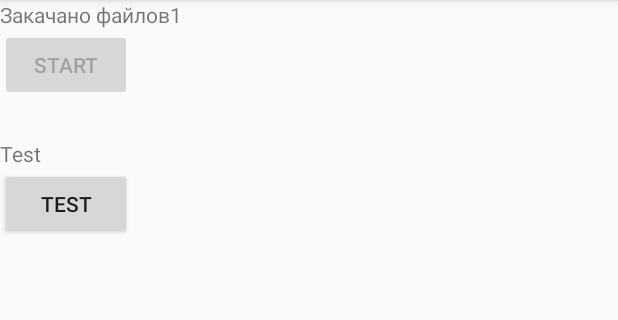
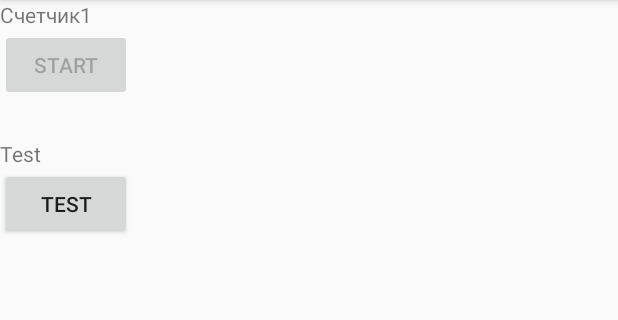
Before and after one commit to SergeyBotl/AndroidCoreHW_TWO, an Android app: the SecondActivity screen opened directly, with no data from a screen before it, after a tap on "START", on a phone screen of 412 x 824 dp, the part 84-404 px from its top. Run offline under Robolectric (Android 15) with nearby library versions, the light colour scheme and no system bars.

Commit message:
lesson13

```diff
--- a/lesson13_AsyncTask/app/src/main/java/com/example/sergey/lesson13_asynctask/SecondActivity.java
+++ b/lesson13_AsyncTask/app/src/main/java/com/example/sergey/lesson13_asynctask/SecondActivity.java
@@ -32,12 +32,11 @@ public class SecondActivity extends AppCompatActivity {
             @Override
             public void handleMessage(Message msg) {
                 super.handleMessage(msg);
-                textStart.setText("Закачано файлов" + msg.what);
+                textStart.setText("Счетчик" + msg.what);
                 if (msg.what == 30) {
                     buttonStart.setEnabled(true);
-                    Toast.makeText(SecondActivity.this, "Все закачано", Toast.LENGTH_SHORT).show();
+                    Toast.makeText(SecondActivity.this, "Готово", Toast.LENGTH_SHORT).show();
                 }
-
             }
         };
     }
@@ -50,7 +49,8 @@ public class SecondActivity extends AppCompatActivity {
                     @Override
                     public void run() {
                         for (int i = 1; i <= 30; i++) {
-                            downloadFile();
+                            sleep(2);
+
                             handler.sendEmptyMessage(i);
                         }
                     }
@@ -59,7 +59,7 @@ public class SecondActivity extends AppCompatActivity {
                 break;
             case R.id.buttonTest:
                 Log.d("TAG", "test");
-                textTest.setText("count: " + testCount++);
+                textTest.setText("count test: " + testCount++);
                 break;
             default:
                 break;
@@ -67,9 +67,9 @@ public class SecondActivity extends AppCompatActivity {
 
     }
 
-    private void downloadFile() {
+    private void sleep(int i) {
         try {
-            TimeUnit.SECONDS.sleep(2);
+            TimeUnit.SECONDS.sleep(i);
         } catch (InterruptedException e) {
             e.printStackTrace();
         }
```
